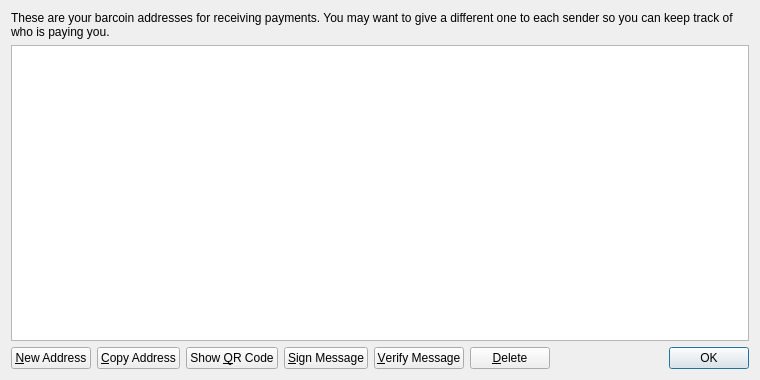
Above: src/qt/forms/addressbookpage.ui from nullifycoin/nullifycoin before the change. Below: the same form after it.
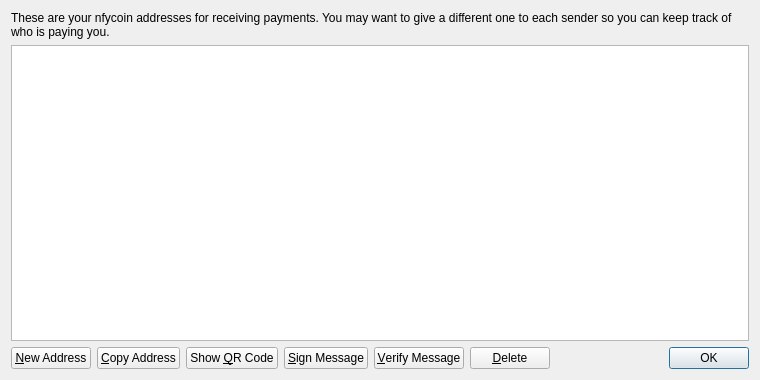
That is the form after the change. Icons and pictures are not drawn.

The edit to the form file:
```diff
--- a/src/qt/forms/addressbookpage.ui
+++ b/src/qt/forms/addressbookpage.ui
@@ -17,7 +17,7 @@
    <item>
     <widget class="QLabel" name="labelExplanation">
      <property name="text">
-      <string>These are your barcoin addresses for receiving payments. You may want to give a different one to each sender so you can keep track of who is paying you.</string>
+      <string>These are your nfycoin addresses for receiving payments. You may want to give a different one to each sender so you can keep track of who is paying you.</string>
      </property>
      <property name="textFormat">
       <enum>Qt::PlainText</enum>
```
